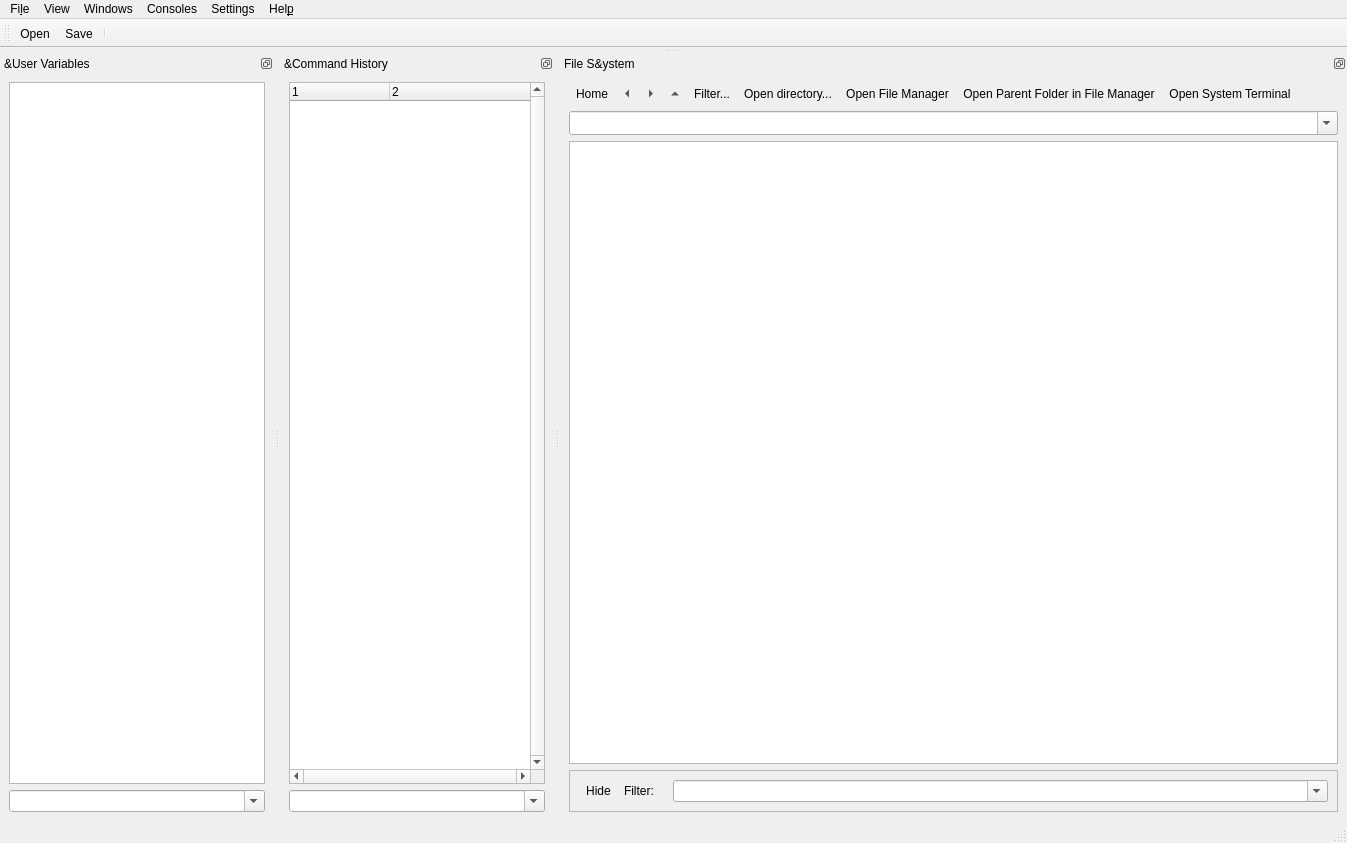
First picture: the form in src/scipyen/gui/mainwindow.ui, repository ctigaret/scipyen, before the edit.
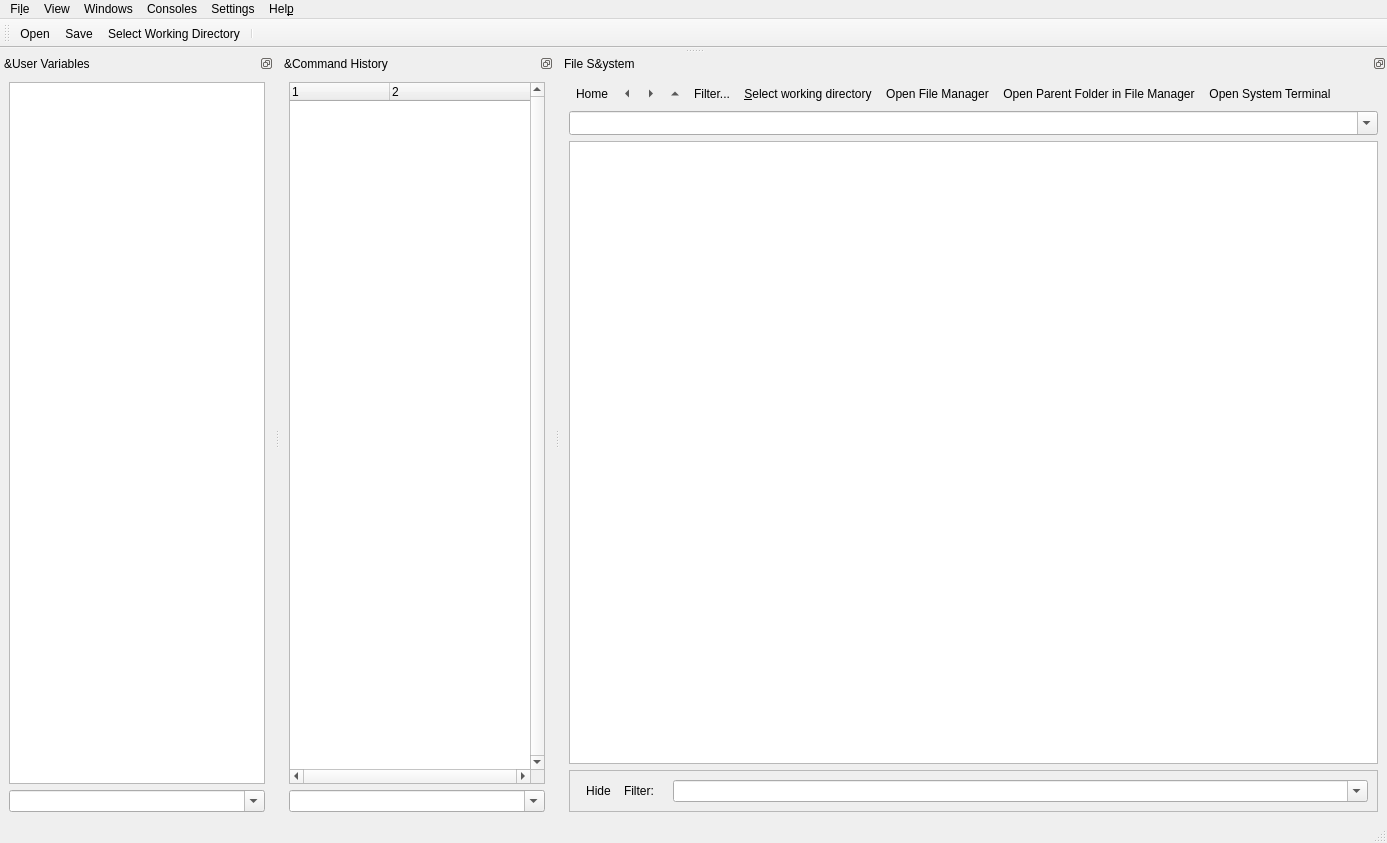
Second picture: the form after the edit. Icons and pictures are not drawn.

Commit message: more gui improvements brought to the main window

```diff
--- a/src/scipyen/gui/mainwindow.ui
+++ b/src/scipyen/gui/mainwindow.ui
@@ -521,7 +521,7 @@
           <string>Select directory</string>
          </property>
          <property name="text">
-          <string>Open directory...</string>
+          <string>&amp;Select working directory</string>
          </property>
          <property name="icon">
           <iconset theme="document-open">
@@ -845,6 +845,7 @@
    </attribute>
    <addaction name="actionOpen"/>
    <addaction name="actionSave"/>
+   <addaction name="actionChange_Working_Directory"/>
    <addaction name="separator"/>
   </widget>
   <action name="actionSave">
@@ -966,7 +967,10 @@
      <normaloff>.</normaloff>.</iconset>
    </property>
    <property name="text">
-    <string>&amp;Change Working Directory</string>
+    <string>&amp;Select Working Directory</string>
+   </property>
+   <property name="statusTip">
+    <string>Select working directory</string>
    </property>
   </action>
   <action name="actionNew_Signal_Viewer">
```
Left out of the diff: 21 changed lines with no effect on the pictures. The commit also changes 1 other file.
